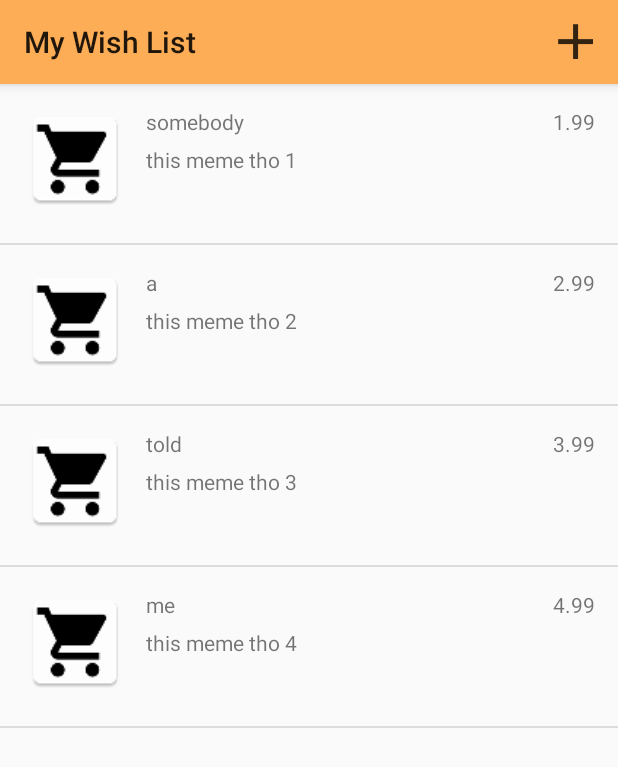
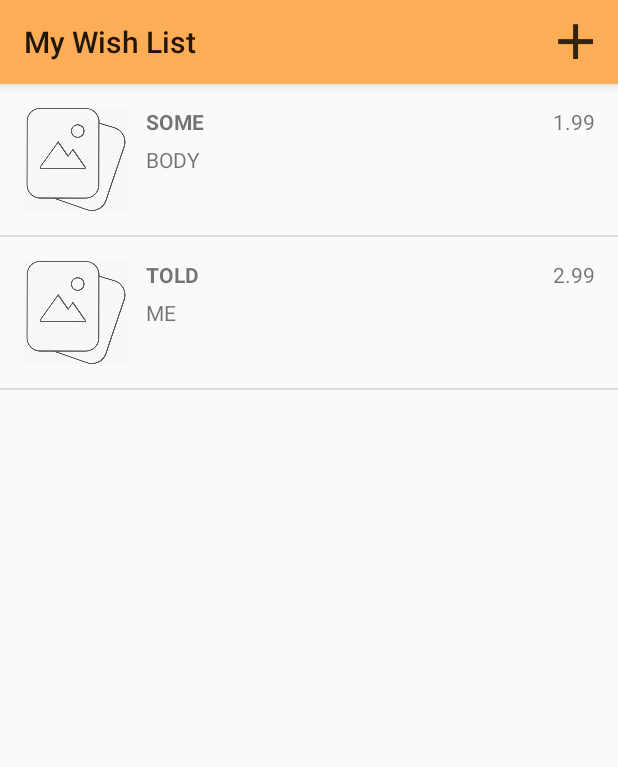
Before and after one commit to jefcatipay/wishlist, an Android app: the screen it shows after launch (MainActivity), on a phone screen of 412 x 824 dp. Shown: the top 767 px of the screen. Run offline under Robolectric (Android 15) with nearby library versions, the phone set to English and light mode, and no system bars.

Commit message:
back up 2

```diff
--- a/app/build.gradle
+++ b/app/build.gradle
@@ -25,6 +25,8 @@ dependencies {
         exclude group: 'com.android.support', module: 'support-annotations'
     })
     compile 'com.android.support:appcompat-v7:26.+'
+    compile "com.android.support:recyclerview-v7:26.+"
     compile 'com.android.support.constraint:constraint-layout:1.0.2'
     testCompile 'junit:junit:4.12'
+
 }
--- /dev/null
+++ b/app/src/main/java/com/example/jefkrisfercatipay/wishlist/DividerItemDecoration.java
@@ -0,0 +1,91 @@
+package com.example.jefkrisfercatipay.wishlist;
+import android.content.Context;
+import android.content.res.TypedArray;
+import android.graphics.Canvas;
+import android.graphics.Rect;
+import android.graphics.drawable.Drawable;
+import android.support.v7.widget.LinearLayoutManager;
+import android.support.v7.widget.RecyclerView;
+import android.view.View;
+
+/**
+ * Created by Lincoln on 30/10/15.
+ */
+public class DividerItemDecoration extends RecyclerView.ItemDecoration {
+
+    private static final int[] ATTRS = new int[]{
+            android.R.attr.listDivider
+    };
+
+    public static final int HORIZONTAL_LIST = LinearLayoutManager.HORIZONTAL;
+
+    public static final int VERTICAL_LIST = LinearLayoutManager.VERTICAL;
+
+    private Drawable mDivider;
+
+    private int mOrientation;
+
+    public DividerItemDecoration(Context context, int orientation) {
+        final TypedArray a = context.obtainStyledAttributes(ATTRS);
+        mDivider = a.getDrawable(0);
+        a.recycle();
+        setOrientation(orientation);
+    }
+
+    public void setOrientation(int orientation) {
+        if (orientation != HORIZONTAL_LIST && orientation != VERTICAL_LIST) {
+            throw new IllegalArgumentException("invalid orientation");
+        }
+        mOrientation = orientation;
+    }
+
+    @Override
+    public void onDrawOver(Canvas c, RecyclerView parent, RecyclerView.State state) {
+        if (mOrientation == VERTICAL_LIST) {
+            drawVertical(c, parent);
+        } else {
+            drawHorizontal(c, parent);
+        }
+    }
+
+    public void drawVertical(Canvas c, RecyclerView parent) {
+        final int left = parent.getPaddingLeft();
+        final int right = parent.getWidth() - parent.getPaddingRight();
+
+        final int childCount = parent.getChildCount();
+        for (int i = 0; i < childCount; i++) {
+            final View child = parent.getChildAt(i);
+            final RecyclerView.LayoutParams params = (RecyclerView.LayoutParams) child
+                    .getLayoutParams();
+            final int top = child.getBottom() + params.bottomMargin;
+            final int bottom = top + mDivider.getIntrinsicHeight();
+            mDivider.setBounds(left, top, right, bottom);
+            mDivider.draw(c);
+        }
+    }
+
+    public void drawHorizontal(Canvas c, RecyclerView parent) {
+        final int top = parent.getPaddingTop();
+        final int bottom = parent.getHeight() - parent.getPaddingBottom();
+
+        final int childCount = parent.getChildCount();
+        for (int i = 0; i < childCount; i++) {
+            final View child = parent.getChildAt(i);
+            final RecyclerView.LayoutParams params = (RecyclerView.LayoutParams) child
+                    .getLayoutParams();
+            final int left = child.getRight() + params.rightMargin;
+            final int right = left + mDivider.getIntrinsicHeight();
+            mDivider.setBounds(left, top, right, bottom);
+            mDivider.draw(c);
+        }
+    }
+
+    @Override
+    public void getItemOffsets(Rect outRect, View view, RecyclerView parent, RecyclerView.State state) {
+        if (mOrientation == VERTICAL_LIST) {
+            outRect.set(0, 0, 0, mDivider.getIntrinsicHeight());
+        } else {
+            outRect.set(0, 0, mDivider.getIntrinsicWidth(), 0);
+        }
+    }
+}
--- a/app/src/main/java/com/example/jefkrisfercatipay/wishlist/MainActivity.java
+++ b/app/src/main/java/com/example/jefkrisfercatipay/wishlist/MainActivity.java
@@ -3,24 +3,30 @@ package com.example.jefkrisfercatipay.wishlist;
 import android.content.Intent;
 import android.support.v7.app.AppCompatActivity;
 import android.os.Bundle;
+import android.support.v7.widget.DefaultItemAnimator;
+import android.support.v7.widget.LinearLayoutManager;
 import android.support.v7.widget.Toolbar;
 import android.view.Menu;
 import android.view.MenuItem;
 import android.view.View;
-import android.widget.AdapterView;
-import android.widget.ListAdapter;
 import android.widget.ListView;
+import android.support.v7.widget.RecyclerView;
+
+import java.util.ArrayList;
+import java.util.List;
 
 
 public class MainActivity extends AppCompatActivity {
 
+    private static final String KEY_TEXT = "key_text" ;
+    private static final int KEY_CODE =101 ;
     private Toolbar toolbar;
+    public List<wish> wishList = new ArrayList<>();
+    private RecyclerView recyclerView;
+    private MyAdapter mAdapter;
 
     ListView mList;
-    int[] image ={R.mipmap.ic_launcher,R.mipmap.ic_launcher,R.mipmap.ic_launcher,R.mipmap.ic_launcher};
-    String[] listName ={"somebody","once","told","me"};
-    String[] listDesc ={"this meme tho 1","this meme tho 2","this meme tho 3","this meme tho 4"};
-    double[] listPrice ={1.99,2.99,3.99,4.99};
+
 
     @Override
     protected void onCreate(Bundle savedInstanceState) {
@@ -29,23 +35,44 @@ public class MainActivity extends AppCompatActivity {
         setContentView(R.layout.activity_home);
         findViews();
         setSupportActionBar(toolbar);
-        listName[1] = "a";
-        MyAdapter listView = new MyAdapter(MainActivity.this, listName, listDesc, listPrice, image);
-        mList.setAdapter((ListAdapter) listView);
 
-        mList.setOnItemClickListener(new AdapterView.OnItemClickListener() {
+    mAdapter = new MyAdapter(wishList);
+    RecyclerView.LayoutManager mLayoutManager = new LinearLayoutManager(getApplicationContext());
+    recyclerView.setLayoutManager(mLayoutManager);
+    recyclerView.setItemAnimator(new DefaultItemAnimator());
+    recyclerView.addItemDecoration(new DividerItemDecoration(this, LinearLayoutManager.VERTICAL));
+    recyclerView.setAdapter(mAdapter);
+
+        recyclerView.addOnItemTouchListener(new RecyclerItemClickListener(MainActivity.this, recyclerView, new RecyclerItemClickListener.OnItemClickListener() {
             @Override
-            public void onItemClick(AdapterView<?> adapterView, View view, int i, long l) {
+            public void onItemClick(View view, int position) {
                 Intent mIntent = new Intent(MainActivity.this, Detail.class);
-                mIntent.putExtra("name", listName[i]);
-                mIntent.putExtra("desc", listDesc[i]);
-                mIntent.putExtra("price", listPrice[i]);
-                mIntent.putExtra("image", image[i]);
                 startActivity(mIntent);
             }
-        });
 
-        //end of list view
+            @Override
+            public void onItemLongClick(View view, int position) {
+                // ...
+            }
+        }));
+
+    wish w = new wish("SOME","BODY",1.99,R.drawable.insertphoto);
+        wishList.add(w);
+    w = new wish("TOLD","ME",2.99,R.drawable.insertphoto);
+        wishList.add(w);
+
+
+
+
+  //      mList.setAdapter((ListAdapter) listView);
+//        mList.setOnItemClickListener(new AdapterView.OnItemClickListener() {
+//            @Override
+//            public void onItemClick(AdapterView<?> adapterView, View view, int i, long l) {
+//                Intent mIntent = new Intent(MainActivity.this, Detail.class);
+
+//                startActivity(mIntent);
+//            }
+//        });
 
 
     }
@@ -58,6 +85,7 @@ public class MainActivity extends AppCompatActivity {
 
     @Override
     public boolean onOptionsItemSelected(MenuItem item) {
+
         Intent mIntent = new Intent(MainActivity.this,addList.class);
         startActivity(mIntent);
 
@@ -65,8 +93,21 @@ public class MainActivity extends AppCompatActivity {
     }
 
     private void findViews() {
-        mList = (ListView) findViewById(R.id.list);
+        recyclerView = (RecyclerView) findViewById(R.id.recycler_view);
         toolbar = (Toolbar) findViewById(R.id.toolbar);
     }
 
+    @Override
+    protected void onActivityResult(int requestCode, int resultCode, Intent data) {
+        super.onActivityResult(requestCode, resultCode, data);
+
+        if (resultCode == RESULT_OK){
+            if(requestCode == KEY_CODE){
+
+            }
+
+
+        }
+
+    }
 }
--- a/app/src/main/java/com/example/jefkrisfercatipay/wishlist/MyAdapter.java
+++ b/app/src/main/java/com/example/jefkrisfercatipay/wishlist/MyAdapter.java
@@ -3,6 +3,7 @@ package com.example.jefkrisfercatipay.wishlist;
 import android.content.Context;
 import android.support.annotation.NonNull;
 import android.support.annotation.Nullable;
+import android.support.v7.widget.RecyclerView;
 import android.view.LayoutInflater;
 import android.view.View;
 import android.view.ViewGroup;
@@ -10,65 +11,106 @@ import android.widget.ArrayAdapter;
 import android.widget.ImageView;
 import android.widget.TextView;
 
+import java.util.List;
+
 /**
  * Created by Jef Krisfer Catipay on 10/9/2017.
  */
 
-public class MyAdapter extends ArrayAdapter<String> {
 
-    private String[] listName;
-    private String[] listDesc;
-    private double[] listPrice;
-    private int[] imgDesc;
+public class MyAdapter extends RecyclerView.Adapter<MyAdapter.MyViewHolder>{
 
-    private Context context;
+    private List<wish> wishList;
 
-    public MyAdapter(Context context, String[] testname, String[] listDesc, double[] listPrice, int[] imgDesc) {
-        super(context, R.layout.listview);
+    public MyAdapter(List<wish> wishList) {
+        this.wishList = wishList;
+    }
 
-        this.context = context;
-        this.listName =testname;
-        this.imgDesc =imgDesc;
-        this.listDesc = listDesc;
-        this.listPrice = listPrice;
+    public class MyViewHolder extends RecyclerView.ViewHolder{
+        public TextView wName, wDesc, wPrice;
+        public ImageView wImage;
+
+        public MyViewHolder(View view){
+            super(view);
+            wName =(TextView) view.findViewById(R.id.tvDname);
+            wDesc =(TextView) view.findViewById(R.id.tvDdesc);
+            wPrice =(TextView) view.findViewById(R.id.tvDprice);
+            wImage=(ImageView) view.findViewById(R.id.ivThumbnail);
+        }
+
+    }
+
+    @Override
+    public MyViewHolder onCreateViewHolder(ViewGroup parent, int viewType) {
+        View iview = LayoutInflater.from(parent.getContext()).inflate(R.layout.listview,parent,false);
+
+        return new MyViewHolder(iview);
+    }
+    @Override
+    public void onBindViewHolder(MyViewHolder holder, int position) {
+        wish list = wishList.get(position);
+        holder.wName.setText(list.getListName());
+        holder.wDesc.setText(list.getListDesc());
+        holder.wPrice.setText(Double.toString(list.getListPrice()));
+        holder.wImage.setImageResource(list.getImage());
+
+    }
+    @Override
+    public int getItemCount() {
+        return wishList.size();
+    }
 }
 
-    @Override
-    public int getCount() {
-        return listName.length;
-    }
 
-    @NonNull
-    @Override
-    public View getView(int position, @Nullable View convertView, @NonNull ViewGroup parent) {
-                ViewHolder viewHolder = new ViewHolder();
-        if (convertView == null)
-        {
-
-            LayoutInflater layoutInflater = (LayoutInflater) context.getSystemService(Context.LAYOUT_INFLATER_SERVICE);
-            convertView = layoutInflater.inflate(R.layout.listview,parent,false);
-
-            viewHolder.listName =(TextView) convertView.findViewById(R.id.tvDname);
-            viewHolder.listDesc =(TextView) convertView.findViewById(R.id.tvDdesc);
-            viewHolder.listPrice =(TextView) convertView.findViewById(R.id.tvDprice);
-            viewHolder. imgDesc=(ImageView) convertView.findViewById(R.id.ivThumbnail);
-
-            convertView.setTag(viewHolder);
-        }
-        else{
-            viewHolder= (ViewHolder) convertView.getTag();
-        }
-
-        viewHolder.imgDesc.setImageResource(imgDesc[position]);
-        viewHolder.listName.setText(listName[position]);
-        viewHolder.listPrice.setText(Double.toString(listPrice[position]));
-        viewHolder.listDesc.setText(listDesc[position]);
-        return convertView;
-
-    }
-    static class ViewHolder
-    {
-        TextView listName, listDesc, listPrice;
-        ImageView imgDesc;
-    }
-}
+//public class MyAdapter extends ArrayAdapter<String> {
+//
+//
+//    private List<wish> wishList;
+//    private Context context;
+//
+//    public MyAdapter(Context context,List<wish> wishList) {
+//        super(context, R.layout.listview);
+//
+//        this.context = context;
+//        this.wishList = wishList;
+//}
+//
+//    @Override
+//    public int getCount() {
+//        return wishList.size()
+//    }
+//
+//    @NonNull
+//    @Override
+//    public View getView(int position, @Nullable View convertView, @NonNull ViewGroup parent) {
+//                ViewHolder viewHolder = new ViewHolder();
+//        if (convertView == null)
+//        {
+//
+//            LayoutInflater layoutInflater = (LayoutInflater) context.getSystemService(Context.LAYOUT_INFLATER_SERVICE);
+//            convertView = layoutInflater.inflate(R.layout.listview,parent,false);
+//
+//            viewHolder.listName =(TextView) convertView.findViewById(R.id.tvDname);
+//            viewHolder.listDesc =(TextView) convertView.findViewById(R.id.tvDdesc);
+//            viewHolder.listPrice =(TextView) convertView.findViewById(R.id.tvDprice);
+//            viewHolder. imgDesc=(ImageView) convertView.findViewById(R.id.ivThumbnail);
+//
+//            convertView.setTag(viewHolder);
+//        }
+//        else{
+//            viewHolder= (ViewHolder) convertView.getTag();
+//        }
+//
+//        viewHolder.imgDesc.setImageResource(wishList);
+//        viewHolder.listName.setText(listName[position]);
+//        viewHolder.listPrice.setText(Double.toString(listPrice[position]));
+//        viewHolder.listDesc.setText(listDesc[position]);
+//        return convertView;
+//
+//    }
+//    static class ViewHolder
+//    {
+//        TextView listName, listDesc, listPrice;
+//        ImageView imgDesc;
+//    }
+//}
--- /dev/null
+++ b/app/src/main/java/com/example/jefkrisfercatipay/wishlist/RecyclerItemClickListener.java
@@ -0,0 +1,58 @@
+package com.example.jefkrisfercatipay.wishlist;
+
+import android.content.Context;
+import android.support.v7.widget.RecyclerView;
+import android.view.GestureDetector;
+import android.view.MotionEvent;
+import android.view.View;
+
+public class RecyclerItemClickListener implements RecyclerView.OnItemTouchListener {
+    public interface OnItemClickListener {
+        void onItemClick(View view, int position);
+
+        void onItemLongClick(View view, int position);
+    }
+
+    private OnItemClickListener mListener;
+
+    private GestureDetector mGestureDetector;
+
+    public RecyclerItemClickListener(Context context, final RecyclerView recyclerView, OnItemClickListener listener) {
+        mListener = listener;
+
+        mGestureDetector = new GestureDetector(context, new GestureDetector.SimpleOnGestureListener() {
+            @Override
+            public boolean onSingleTapUp(MotionEvent e) {
+                return true;
+            }
+
+            @Override
+            public void onLongPress(MotionEvent e) {
+                View childView = recyclerView.findChildViewUnder(e.getX(), e.getY());
+
+                if (childView != null && mListener != null) {
+                    mListener.onItemLongClick(childView, recyclerView.getChildAdapterPosition(childView));
+                }
+            }
+        });
+    }
+
+    @Override
+    public boolean onInterceptTouchEvent(RecyclerView view, MotionEvent e) {
+        View childView = view.findChildViewUnder(e.getX(), e.getY());
+
+        if (childView != null && mListener != null && mGestureDetector.onTouchEvent(e)) {
+            mListener.onItemClick(childView, view.getChildAdapterPosition(childView));
+        }
+
+        return false;
+    }
+
+    @Override
+    public void onTouchEvent(RecyclerView view, MotionEvent motionEvent) {
+    }
+
+    @Override
+    public void onRequestDisallowInterceptTouchEvent(boolean disallowIntercept) {
+    }
+}
--- a/app/src/main/java/com/example/jefkrisfercatipay/wishlist/list_model.java
+++ b/app/src/main/java/com/example/jefkrisfercatipay/wishlist/wish.java
@@ -1,21 +1,23 @@
 package com.example.jefkrisfercatipay.wishlist;
+
+import java.io.Serializable;
 
 /**
  * Created by Jef Krisfer Catipay on 10/10/2017.
  */
 
-public class list_model {
+public class wish implements Serializable {
 
     private String listName;
     private String listDesc;
-    private String listPrice;
+    private double listPrice;
     private int image;
 
-    public list_model(){
+    public wish(){
 
     }
 
-    public list_model(String listname, String listDesc, String listPrice, int image){
+    public wish(String listname, String listDesc, double listPrice, int image){
         this.listDesc = listDesc;
         this.listName = listname;
         this.listPrice = listPrice;
@@ -39,11 +41,11 @@ public class list_model {
         this.listDesc = listDesc;
     }
 
-    public String getListPrice() {
+    public double getListPrice() {
         return listPrice;
     }
 
-    public void setListPrice(String listPrice) {
+    public void setListPrice(double listPrice) {
         this.listPrice = listPrice;
     }
 
--- a/app/src/main/res/layout/activity_home.xml
+++ b/app/src/main/res/layout/activity_home.xml
@@ -3,6 +3,8 @@
     xmlns:tools="http://schemas.android.com/tools"
     android:layout_width="match_parent"
     android:layout_height="match_parent"
+    xmlns:app="http://schemas.android.com/apk/res-auto"
+    android:id="@+id/home"
     tools:context="com.example.jefkrisfercatipay.wishlist.MainActivity"
     android:orientation="vertical"
     android:weightSum="1">
@@ -12,13 +14,10 @@
         layout="@layout/toolbar">
     </include>
 
-    <ListView
-        android:id="@+id/list"
+    <android.support.v7.widget.RecyclerView
+        android:id="@+id/recycler_view"
         android:layout_width="match_parent"
-        android:layout_height="match_parent">
-        >
-
-
-    </ListView>
+        android:layout_height="wrap_content"
+        android:scrollbars="vertical" />
 
 </LinearLayout>
--- a/app/src/main/res/layout/add_list.xml
+++ b/app/src/main/res/layout/add_list.xml
@@ -42,8 +42,8 @@
         android:layout_height="wrap_content"
         android:text="@string/price"
         android:layout_alignBottom="@+id/view2"
-        android:layout_alignLeft="@+id/etPrice"
-        android:layout_alignStart="@+id/etPrice" />
+android:layout_alignRight="@+id/view2"
+        android:layout_alignTop="@+id/textView" />
 
     <View
         android:layout_below="@id/textView"
--- a/app/src/main/res/layout/listview.xml
+++ b/app/src/main/res/layout/listview.xml
@@ -1,13 +1,11 @@
 <?xml version="1.0" encoding="utf-8"?>
-        <LinearLayout xmlns:android="http://schemas.android.com/apk/res/android"
-            android:layout_width="match_parent"
-
-            android:layout_height="match_parent">
 
             <RelativeLayout
+    xmlns:android="http://schemas.android.com/apk/res/android"
                 android:layout_width="match_parent"
                 android:layout_height="wrap_content"
-                android:layout_marginBottom="5dp"
+                android:clickable="true"
+                android:background="?android:attr/selectableItemBackground"
                 android:padding="15dp"
                 >
 
@@ -28,7 +26,7 @@
             android:layout_height="wrap_content"
             android:layout_marginLeft="12dp"
             android:layout_marginStart="12dp"
-
+            android:textStyle="bold"
             android:layout_alignParentTop="true"
             android:layout_toRightOf="@+id/ivThumbnail"
             android:layout_toEndOf="@+id/ivThumbnail" />
@@ -51,4 +49,3 @@
             android:layout_alignParentTop="true"
             />
     </RelativeLayout>
-</LinearLayout>
--- a/app/src/main/res/values/strings.xml
+++ b/app/src/main/res/values/strings.xml
@@ -6,4 +6,5 @@
     <string name="title">Title</string>
     <string name="blank" />
     <string name="description">Description</string>
+    <string name="name_key">name</string>
 </resources>
```
Also changed, not shown: app/src/main/java/com/example/jefkrisfercatipay/wishlist/Detail.java (+5 -5 lines), app/src/main/java/com/example/jefkrisfercatipay/wishlist/addList.java (+36 -0 lines), app/src/main/res/layout/list_detail.xml (deleted, +0 -53 lines), app/src/main/res/menu/verifyadd.xml (added, +15 -0 lines), app/src/main/res/drawable/homeempty.png (added), app/src/main/res/drawable/verifyadd.png (added), app/src/main/verifyadd-web.png (added).
